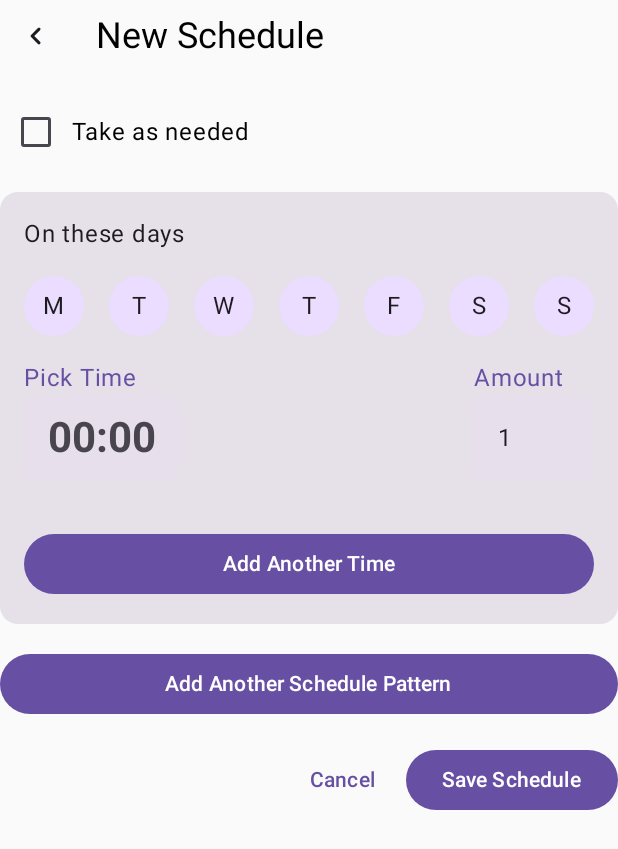
After one commit to LaDaniWapa/PillBox, an Android app built with Jetpack Compose: the composable AddScheduleScreen called with empty values, on a phone screen of 412 x 824 dp. The commit adds this screen. Shown: the top 849 px of the screen. Run offline under Robolectric (Android 15) with nearby library versions, the phone set to English and light mode, and no system bars; our stand-ins replace Voyager.

Commit message:
Add Schedule functional UI

```diff
--- a/app/build.gradle.kts
+++ b/app/build.gradle.kts
@@ -9,7 +9,7 @@ plugins {
 }
 
 tasks.named<DokkaTask>("dokkaHtml").configure {
-    outputDirectory.set(file("docs/dokka"))
+    outputDirectory.set(file("docs"))
     moduleName.set("PillBox")
 
     dokkaSourceSets.named("main") {
--- a/app/src/main/java/com/daniela/pillbox/activity/MainActivity.kt
+++ b/app/src/main/java/com/daniela/pillbox/activity/MainActivity.kt
@@ -15,6 +15,7 @@ import androidx.compose.ui.unit.dp
 import androidx.core.animation.doOnEnd
 import androidx.core.splashscreen.SplashScreen.Companion.installSplashScreen
 import cafe.adriel.voyager.navigator.Navigator
+import com.daniela.pillbox.ui.screens.AddScheduleScreen
 import com.daniela.pillbox.ui.screens.HomeScreen
 import com.daniela.pillbox.ui.theme.AppTheme
 
@@ -55,7 +56,7 @@ class MainActivity : ComponentActivity() {
                             .padding(innerPadding)
                             .padding(horizontal = 16.dp)
                     ) {
-                        Navigator(HomeScreen())
+                        Navigator(AddScheduleScreen("68179e43002e99922f9b"))
                     }
                 }
             }
--- a/app/src/main/java/com/daniela/pillbox/data/module/StorageModule.kt
+++ b/app/src/main/java/com/daniela/pillbox/data/module/StorageModule.kt
@@ -5,6 +5,7 @@ import androidx.lifecycle.SavedStateHandle
 import com.daniela.pillbox.data.models.MedicationWithDocId
 import com.daniela.pillbox.data.repository.MedicationRepository
 import com.daniela.pillbox.viewmodels.AddMedicationViewModel
+import com.daniela.pillbox.viewmodels.AddScheduleViewModel
 import com.daniela.pillbox.viewmodels.MedicationDetailsViewModel
 import com.daniela.pillbox.viewmodels.StorageViewModel
 import org.koin.android.ext.koin.androidContext
@@ -18,10 +19,8 @@ val storageModule = module {
 
     factory { (ctx: Context, savedStateHandle: SavedStateHandle) ->
         StorageViewModel(
-            //savedStateHandle = savedStateHandle,
             authRepository = get(),
             medsRepository = get(),
-            //ctx = ctx
         )
     }
 
@@ -41,4 +40,11 @@ val storageModule = module {
             medsRepository = get()
         )
     }
+
+    factory { (ctx: Context, medicationId: String) ->
+        AddScheduleViewModel(
+            medsRepository = get(),
+            medicationId = medicationId
+        )
+    }
 }
--- a/app/src/main/java/com/daniela/pillbox/ui/components/BasicUiComponents.kt
+++ b/app/src/main/java/com/daniela/pillbox/ui/components/BasicUiComponents.kt
@@ -407,7 +407,7 @@ fun CustomTimePickerDialog(
     visibleState: MutableState<Boolean>,
     timePickerState: TimePickerState,
     onTimeSelected: (Int, Int) -> Unit,
-    label: String = "Select Time",
+    label: String? = "Select Time",
 ) {
     if (visibleState.value) {
         Dialog(
@@ -428,6 +428,7 @@ fun CustomTimePickerDialog(
                             modifier = Modifier.padding(24.dp),
                             verticalArrangement = Arrangement.spacedBy(16.dp)
                         ) {
+                            if (!label.isNullOrEmpty())
                                 Text(
                                     label,
                                     style = MaterialTheme.typography.labelMedium,
@@ -467,20 +468,27 @@ fun CustomTimePickerDialog(
 @Preview(showBackground = true)
 fun TimePickerButton(
     modifier: Modifier = Modifier,
-    label: String = "Select Time",
+    label: String? = "Select Time",
     onTimeSelected: (Int, Int) -> Unit = { _, _ -> },
 ) {
     val visibleState = remember { mutableStateOf(false) }
     val timePickerState = rememberTimePickerState()
 
-    Surface(
+    Column {
+        Text(
+            text = "Pick Time",
+            textAlign = TextAlign.Start,
+            color = MaterialTheme.colorScheme.primary
+        )
+        Card(
             modifier = modifier,
             shape = MaterialTheme.shapes.medium,
-        tonalElevation = 32.dp,
             onClick = {
                 visibleState.value = true
             },
-
+            colors = CardDefaults.cardColors(
+                containerColor = MaterialTheme.colorScheme.surfaceVariant
+            )
         ) {
             Box(contentAlignment = Alignment.Center) {
                 Text(
@@ -491,11 +499,12 @@ fun TimePickerButton(
                         timePickerState.minute
                     ),
                     modifier = Modifier
-                    .padding(8.dp),
+                        .padding(horizontal = 16.dp, vertical = 10.dp),
                     textAlign = TextAlign.Center,
                     style = MaterialTheme.typography.headlineMedium,
                     fontWeight = FontWeight.Bold
                 )
+            }
         }
     }
 
--- /dev/null
+++ b/app/src/main/java/com/daniela/pillbox/ui/screens/AddScheduleScreen.kt
@@ -0,0 +1,293 @@
+package com.daniela.pillbox.ui.screens
+
+import androidx.compose.foundation.background
+import androidx.compose.foundation.clickable
+import androidx.compose.foundation.layout.Arrangement
+import androidx.compose.foundation.layout.Box
+import androidx.compose.foundation.layout.Column
+import androidx.compose.foundation.layout.Row
+import androidx.compose.foundation.layout.Spacer
+import androidx.compose.foundation.layout.fillMaxSize
+import androidx.compose.foundation.layout.fillMaxWidth
+import androidx.compose.foundation.layout.height
+import androidx.compose.foundation.layout.padding
+import androidx.compose.foundation.layout.size
+import androidx.compose.foundation.layout.width
+import androidx.compose.foundation.rememberScrollState
+import androidx.compose.foundation.shape.CircleShape
+import androidx.compose.foundation.text.KeyboardOptions
+import androidx.compose.foundation.verticalScroll
+import androidx.compose.material.icons.Icons
+import androidx.compose.material.icons.rounded.ChevronLeft
+import androidx.compose.material.icons.rounded.Close
+import androidx.compose.material3.Button
+import androidx.compose.material3.ButtonDefaults
+import androidx.compose.material3.Card
+import androidx.compose.material3.CardDefaults
+import androidx.compose.material3.Checkbox
+import androidx.compose.material3.Divider
+import androidx.compose.material3.Icon
+import androidx.compose.material3.IconButton
+import androidx.compose.material3.MaterialTheme
+import androidx.compose.material3.OutlinedButton
+import androidx.compose.material3.OutlinedTextField
+import androidx.compose.material3.Surface
+import androidx.compose.material3.Text
+import androidx.compose.material3.TextButton
+import androidx.compose.material3.surfaceColorAtElevation
+import androidx.compose.runtime.Composable
+import androidx.compose.runtime.getValue
+import androidx.compose.ui.Alignment
+import androidx.compose.ui.Modifier
+import androidx.compose.ui.draw.clip
+import androidx.compose.ui.focus.focusModifier
+import androidx.compose.ui.text.font.FontWeight
+import androidx.compose.ui.text.input.KeyboardType
+import androidx.compose.ui.unit.dp
+import cafe.adriel.voyager.navigator.LocalNavigator
+import cafe.adriel.voyager.navigator.currentOrThrow
+import com.daniela.pillbox.ui.components.LabelTextField
+import com.daniela.pillbox.ui.components.TimePickerButton
+import com.daniela.pillbox.viewmodels.AddScheduleViewModel
+
+class AddScheduleScreen(
+    private val medicationId: String,
+) : BaseScreen() {
+    @Composable
+    override fun Content() {
+        val navigator = LocalNavigator.currentOrThrow
+        val vm = rememberVoyagerScreenModel<AddScheduleViewModel>(medicationId)
+        val state by vm.uiState
+
+        Column(
+            modifier = Modifier
+                .fillMaxSize()
+                .verticalScroll(rememberScrollState()),
+            verticalArrangement = Arrangement.spacedBy(16.dp)
+        ) {
+            // Top Bar
+            Row(
+                modifier = Modifier
+                    .fillMaxWidth(),
+                verticalAlignment = Alignment.CenterVertically
+            ) {
+                IconButton(onClick = { navigator.pop() }) {
+                    Icon(
+                        imageVector = Icons.Rounded.ChevronLeft,
+                        contentDescription = "Back",
+                        tint = MaterialTheme.colorScheme.onSurface
+                    )
+                }
+                Spacer(modifier = Modifier.width(16.dp))
+                Text(
+                    text = "New Schedule",
+                    style = MaterialTheme.typography.headlineSmall,
+                    modifier = Modifier.weight(1f)
+                )
+            }
+
+            // Toggle for "As Needed" schedule
+            Row(
+                verticalAlignment = Alignment.CenterVertically,
+                modifier = Modifier.fillMaxWidth()
+            ) {
+                Checkbox(
+                    checked = state.asNeeded,
+                    onCheckedChange = { vm.toggleAsNeeded() }
+                )
+                Text(
+                    text = "Take as needed",
+                    style = MaterialTheme.typography.bodyLarge,
+                    modifier = Modifier.clickable { vm.toggleAsNeeded() }
+                )
+            }
+
+            // List of schedule entries
+            if (!state.asNeeded) {
+                state.scheduleEntries.forEachIndexed { index, entry ->
+                    ScheduleEntryItem(
+                        entry = entry,
+                        state = state,
+                        index = index,
+                        vm = vm
+                    )
+                }
+
+                // Add new schedule pattern button
+                Button(
+                    onClick = vm::addScheduleEntry,
+                    modifier = Modifier.fillMaxWidth()
+                ) {
+                    Text("Add Another Schedule Pattern")
+                }
+            }
+
+            // Action buttons
+            Row(
+                modifier = Modifier.fillMaxWidth(),
+                horizontalArrangement = Arrangement.End
+            ) {
+                TextButton(onClick = { }) {
+                    Text("Cancel")
+                }
+                Spacer(modifier = Modifier.width(8.dp))
+                Button(
+                    onClick = {}
+                ) {
+                    Text("Save Schedule")
+                }
+            }
+        }
+    }
+
+    // State for the entire form
+    data class ScheduleEntry(
+        val days: Set<Int> = emptySet(),
+        val timesWithAmounts: List<Pair<String, Int>> = listOf("" to 1),
+    )
+
+    @Composable
+    private fun ScheduleEntryItem(
+        vm: AddScheduleViewModel,
+        state: AddScheduleViewModel.AddScheduleUiState,
+        entry: ScheduleEntry,
+        index: Int,
+    ) {
+        Card(
+            shape = MaterialTheme.shapes.medium,
+            modifier = Modifier.fillMaxWidth(),
+            /*colors = CardDefaults.cardColors(
+                containerColor = MaterialTheme.colorScheme.surfaceVariant
+            )*/
+        ) {
+            Column(
+                modifier = Modifier.padding(16.dp),
+                verticalArrangement = Arrangement.spacedBy(16.dp)
+            ) {
+                Text("On these days")
+                // Days selection
+                WeekDaySelector(
+                    selectedDays = entry.days,
+                    onDaySelected = { day ->
+                        val newDays = if (entry.days.contains(day)) {
+                            entry.days - day
+                        } else {
+                            entry.days + day
+                        }
+                        vm.updateEntry(index, entry.copy(days = newDays))
+                    }
+                )
+
+                // Times with amounts
+                entry.timesWithAmounts.forEachIndexed { timeIndex, (time, amount) ->
+                    Row(
+                        verticalAlignment = Alignment.Top,
+                        horizontalArrangement = Arrangement.SpaceBetween,
+                        modifier = Modifier.fillMaxWidth()
+                    ) {
+                        // Time input
+                        TimePickerButton(
+                            onTimeSelected = { hour, min ->
+                                val newTime = String.format("%02d:%02d", hour, min)
+                                val updatedTimes = entry.timesWithAmounts.toMutableList().apply {
+                                    set(timeIndex, newTime to amount)
+                                }
+                                vm.updateEntry(index, entry.copy(timesWithAmounts = updatedTimes))
+                            }
+                        )
+
+                        // Amount input
+                        LabelTextField(
+                            modifier = Modifier.width(80.dp),
+                            label = "Amount",
+                            value = amount.toString(),
+                            onValueChange = { newAmount ->
+                                val updatedTimes = entry.timesWithAmounts.toMutableList().apply {
+                                    set(timeIndex, time to (newAmount.toIntOrNull() ?: 1))
+                                }
+                                vm.updateEntry(index, entry.copy(timesWithAmounts = updatedTimes))
+                            },
+                            keyboardOptions = KeyboardOptions(keyboardType = KeyboardType.Number)
+                        )
+
+                        // Remove time button
+                        if (timeIndex > 0) {
+                            IconButton(onClick = {
+                                val updatedTimes = entry.timesWithAmounts.toMutableList().apply {
+                                    removeAt(timeIndex)
+                                }
+                                vm.updateEntry(index, entry.copy(timesWithAmounts = updatedTimes))
+                            }) {
+                                Icon(Icons.Rounded.Close, "Remove time")
+                            }
+                        }
+                    }
+                }
+
+                // Add time button
+                Button(
+                    onClick = {
+                        val updatedTimes = entry.timesWithAmounts + ("" to 1)
+                        vm.updateEntry(index, entry.copy(timesWithAmounts = updatedTimes))
+                    },
+                    modifier = Modifier.fillMaxWidth()
+                ) {
+                    Text("Add Another Time")
+                }
+
+                // Remove entire schedule pattern button
+                if (entry != state.scheduleEntries.first()) {
+                    OutlinedButton(
+                        onClick = { vm.removeTimeEntry(index) },
+                        modifier = Modifier.fillMaxWidth(),
+                        colors = ButtonDefaults.outlinedButtonColors(
+                            contentColor = MaterialTheme.colorScheme.error
+                        )
+                    ) {
+                        Text("Remove This Pattern")
+                    }
+                }
+            }
+        }
+    }
+
+    @Composable
+    private fun WeekDaySelector(
+        selectedDays: Set<Int>,
+        onDaySelected: (Int) -> Unit,
+    ) {
+        // Days labels starting with Monday
+        // TODO: Translate this
+        // TODO: Change colors
+        val days = listOf("M", "T", "W", "T", "F", "S", "S")
+        // Day indices now Monday(1) to Sunday(0) - adjusted to start with Monday
+        val dayIndices = listOf(1, 2, 3, 4, 5, 6, 0)
+
+        Row(
+            modifier = Modifier.fillMaxWidth(),
+            horizontalArrangement = Arrangement.SpaceBetween
+        ) {
+            dayIndices.forEachIndexed { index, day ->
+                val isSelected = selectedDays.contains(day)
+                Box(
+                    modifier = Modifier
+                        .size(40.dp)
+                        .clip(CircleShape)
+                        .background(
+                            if (isSelected) MaterialTheme.colorScheme.primary
+                            else MaterialTheme.colorScheme.primaryContainer
+                        )
+                        .clickable { onDaySelected(day) },
+                    contentAlignment = Alignment.Center
+                ) {
+                    Text(
+                        text = days[index],
+                        color = if (isSelected) MaterialTheme.colorScheme.onPrimary
+                        else MaterialTheme.colorScheme.onSurface,
+                        fontWeight = if (isSelected) FontWeight.Bold else FontWeight.Normal
+                    )
+                }
+            }
+        }
+    }
+}
--- /dev/null
+++ b/app/src/main/java/com/daniela/pillbox/viewmodels/AddScheduleViewModel.kt
@@ -0,0 +1,65 @@
+package com.daniela.pillbox.viewmodels
+
+import androidx.compose.runtime.State
+import androidx.compose.runtime.mutableStateOf
+import cafe.adriel.voyager.core.model.ScreenModel
+import com.daniela.pillbox.data.repository.MedicationRepository
+import com.daniela.pillbox.ui.screens.AddScheduleScreen.ScheduleEntry
+import kotlinx.coroutines.CoroutineScope
+import kotlinx.coroutines.Dispatchers
+import kotlinx.coroutines.SupervisorJob
+import kotlinx.coroutines.cancel
+
+class AddScheduleViewModel(
+    private val medsRepository: MedicationRepository,
+    private val medicationId: String,
+) : ScreenModel {
+    private val coroutineScope = CoroutineScope(SupervisorJob() + Dispatchers.Main)
+
+    private val _uiState = mutableStateOf(AddScheduleUiState())
+    val uiState: State<AddScheduleUiState> = _uiState
+
+    // Helper function to update state
+    private fun updateUiState(update: AddScheduleUiState.() -> AddScheduleUiState) {
+        _uiState.value = _uiState.value.update()
+    }
+
+    fun toggleAsNeeded() {
+        updateUiState { copy(asNeeded = !_uiState.value.asNeeded) }
+    }
+
+    fun updateEntry(index: Int, entry: ScheduleEntry) {
+        val updatedEntries = _uiState.value.scheduleEntries.toMutableList().apply {
+            set(index, entry)
+        }
+        updateUiState { copy(scheduleEntries = updatedEntries) }
+    }
+
+    fun removeTimeEntry(index: Int) {
+        val updatedEntries = _uiState.value.scheduleEntries.toMutableList().apply {
+            removeAt(index)
+        }
+        updateUiState { copy(scheduleEntries = updatedEntries) }
+    }
+
+    fun addScheduleEntry() {
+        val updatedEntries = _uiState.value.scheduleEntries + ScheduleEntry()
+        updateUiState { copy(scheduleEntries = updatedEntries) }
+    }
+
+    /**
+     * Called when the ViewModel is no longer used and will be destroyed.
+     */
+    override fun onDispose() {
+        super.onDispose()
+        coroutineScope.cancel()
+    }
+
+    /**
+     * Represents the UI state for the MedicationDetails screen.
+     */
+    data class AddScheduleUiState(
+        val scheduleEntries: List<ScheduleEntry> = listOf(ScheduleEntry()),
+        val asNeeded: Boolean = false,
+    )
+}
```
Also changed, not shown: app/src/main/java/com/daniela/pillbox/ui/screens/MedicationDetailsScreen.kt (+25 -24 lines), app/src/main/java/com/daniela/pillbox/viewmodels/MedicationDetailsViewModel.kt (+1 -62 lines). Lines whose indentation alone changed are shown as unchanged.
